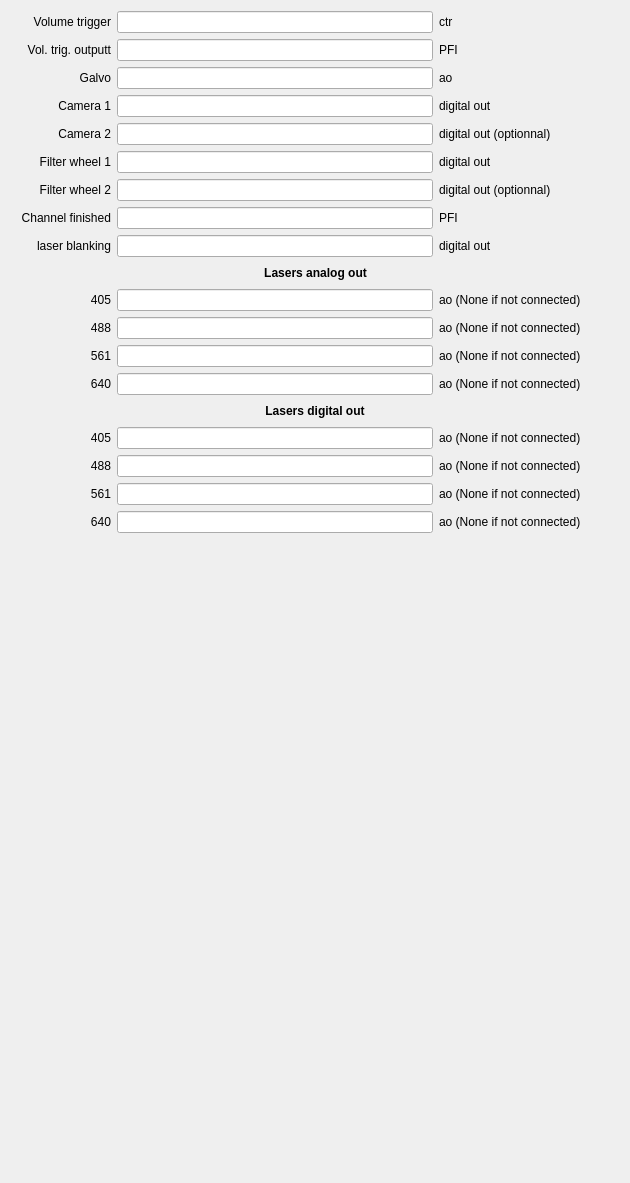
The window that widget/ui_set_DAQ.ui (thibault-brugiere/OPM_GUI) describes before a commit, drawn with Qt 5.
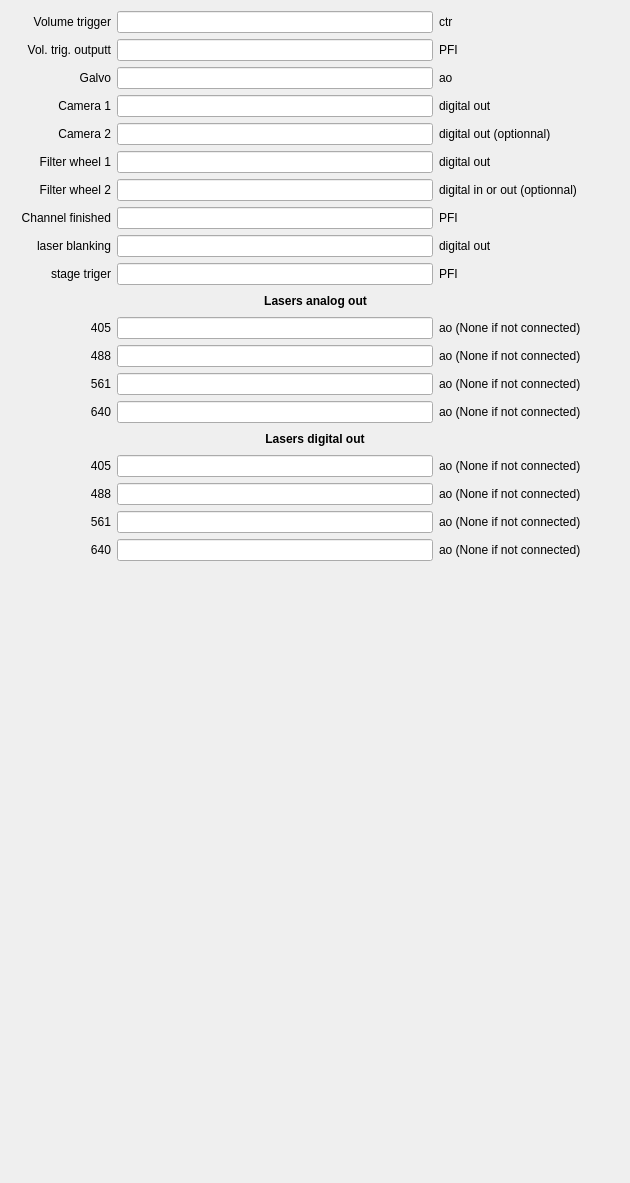
The same window after the commit.

The edit to the form file:
```diff
--- a/widget/ui_set_DAQ.ui
+++ b/widget/ui_set_DAQ.ui
@@ -264,7 +264,7 @@
         </size>
        </property>
        <property name="text">
-        <string>digital out (optionnal)</string>
+        <string>digital in or out (optionnal)</string>
        </property>
       </widget>
      </item>
@@ -342,6 +342,46 @@
      </item>
     </layout>
    </item>
+   <item>
+    <layout class="QHBoxLayout" name="horizontalLayout_34">
+     <item>
+      <widget class="QLabel" name="label_stage_triger">
+       <property name="minimumSize">
+        <size>
+         <width>100</width>
+         <height>0</height>
+        </size>
+       </property>
+       <property name="text">
+        <string>stage triger</string>
+       </property>
+       <property name="alignment">
+        <set>Qt::AlignRight|Qt::AlignTrailing|Qt::AlignVCenter</set>
+       </property>
+      </widget>
+     </item>
+     <item>
+      <widget class="QLineEdit" name="lineEdit_stage_triger">
+       <property name="toolTip">
+        <string>&lt;html&gt;&lt;head/&gt;&lt;body&gt;&lt;p&gt;Trigger from the stage to start ls3 scanning&lt;/p&gt;&lt;/body&gt;&lt;/html&gt;</string>
+       </property>
+      </widget>
+     </item>
+     <item>
+      <widget class="QLabel" name="label_stage_triger_out">
+       <property name="minimumSize">
+        <size>
+         <width>180</width>
+         <height>0</height>
+        </size>
+       </property>
+       <property name="text">
+        <string>PFI</string>
+       </property>
+      </widget>
+     </item>
+    </layout>
+   </item>
    <item>
     <layout class="QHBoxLayout" name="horizontalLayout_13">
      <item>
```
Left out of the diff: 45 changed lines with no effect on the pictures.
